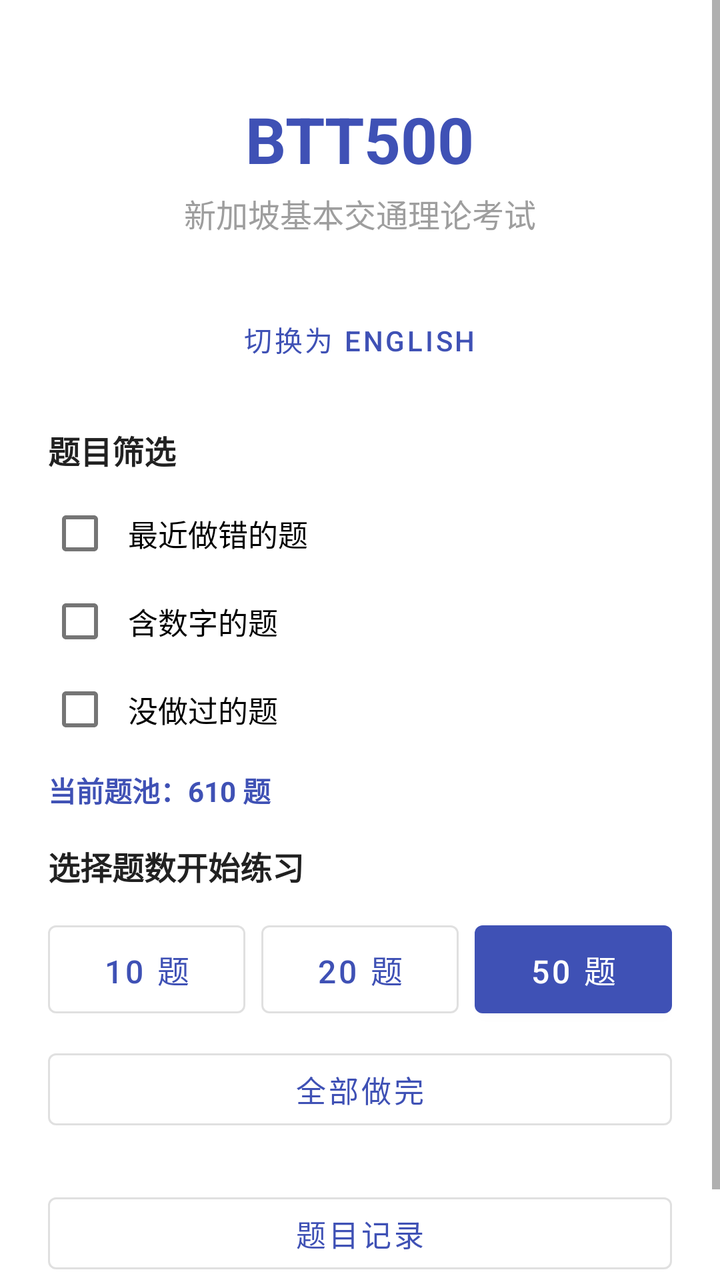
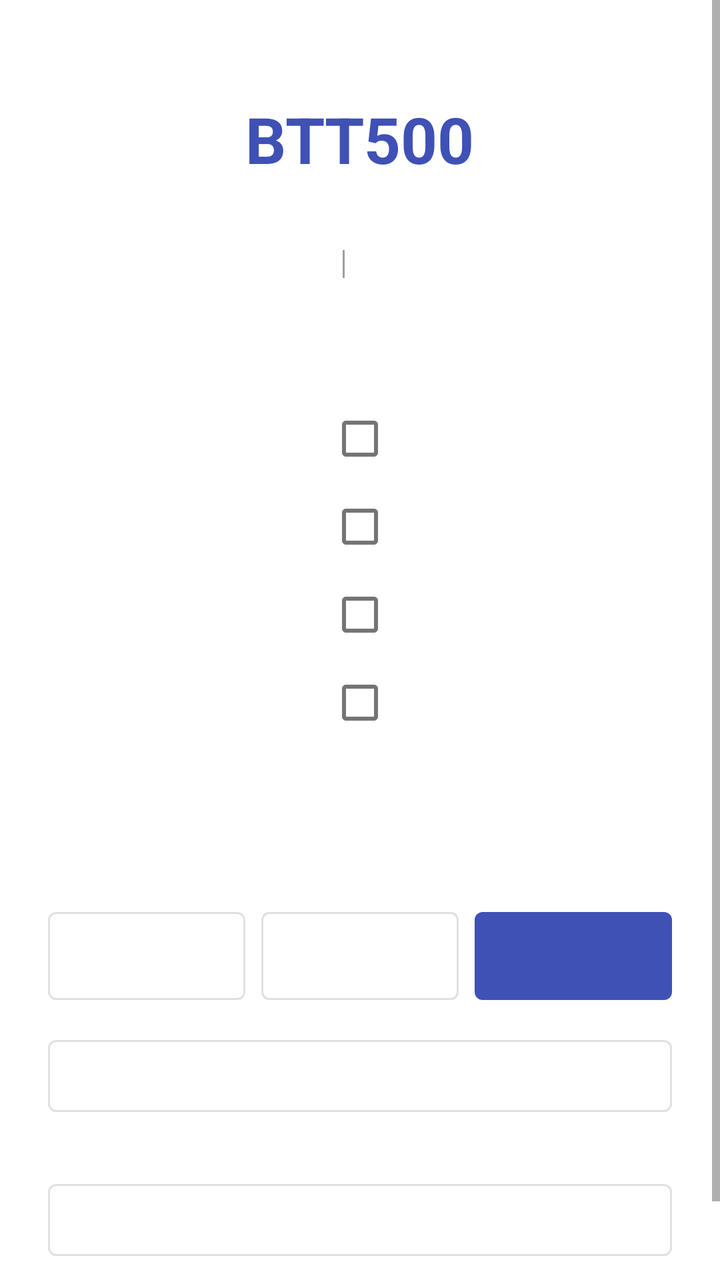

Two renders of the same Android screen: before a commit and after it. Below are the layout's source before the change and the commit's diff.
<!-- AndroidManifest.xml: application theme Theme.BTT500 -->
<!-- res/layout/activity_main.xml -->
<?xml version="1.0" encoding="utf-8"?>
<ScrollView xmlns:android="http://schemas.android.com/apk/res/android"
    android:layout_width="match_parent"
    android:layout_height="match_parent"
    android:background="@color/white"
    android:fillViewport="true">

    <LinearLayout
        android:layout_width="match_parent"
        android:layout_height="wrap_content"
        android:orientation="vertical"
        android:padding="24dp">

        
        <TextView
            android:layout_width="wrap_content"
            android:layout_height="wrap_content"
            android:text="@string/app_name"
            android:textSize="32sp"
            android:textStyle="bold"
            android:textColor="@color/primary"
            android:layout_gravity="center_horizontal"
            android:layout_marginTop="24dp" />

        <TextView
            android:layout_width="wrap_content"
            android:layout_height="wrap_content"
            android:text="新加坡基本交通理论考试"
            android:textSize="16sp"
            android:textColor="@color/medium_gray"
            android:layout_gravity="center_horizontal"
            android:layout_marginTop="4dp" />

        <TextView
            android:id="@+id/tvTotalQuestions"
            android:layout_width="wrap_content"
            android:layout_height="wrap_content"
            android:textSize="14sp"
            android:textColor="@color/medium_gray"
            android:layout_gravity="center_horizontal"
            android:layout_marginTop="4dp" />

        
        <com.google.android.material.button.MaterialButton
            android:id="@+id/btnLanguage"
            android:layout_width="wrap_content"
            android:layout_height="40dp"
            android:text="切换为 English"
            android:textSize="14sp"
            android:layout_gravity="center_horizontal"
            android:layout_marginTop="8dp"
            android:layout_marginBottom="24dp"
            style="@style/Widget.MaterialComponents.Button.TextButton" />

        
        <LinearLayout
            android:id="@+id/layoutResumeCard"
            android:layout_width="match_parent"
            android:layout_height="wrap_content"
            android:orientation="vertical"
            android:layout_marginBottom="16dp"
            android:visibility="gone" />

        
        <TextView
            android:layout_width="wrap_content"
            android:layout_height="wrap_content"
            android:text="题目筛选"
            android:textSize="16sp"
            android:textStyle="bold"
            android:textColor="@color/dark_text"
            android:layout_marginBottom="8dp" />

        <CheckBox
            android:id="@+id/cbRecentWrong"
            android:layout_width="match_parent"
            android:layout_height="wrap_content"
            android:text="最近做错的题"
            android:textSize="15sp"
            android:paddingStart="8dp"
            android:minHeight="44dp" />

        <CheckBox
            android:id="@+id/cbWithNumbers"
            android:layout_width="match_parent"
            android:layout_height="wrap_content"
            android:text="含数字的题"
            android:textSize="15sp"
            android:paddingStart="8dp"
            android:minHeight="44dp" />

        <CheckBox
            android:id="@+id/cbUnattempted"
            android:layout_width="match_parent"
            android:layout_height="wrap_content"
            android:text="没做过的题"
            android:textSize="15sp"
            android:paddingStart="8dp"
            android:minHeight="44dp" />

        
        <TextView
            android:id="@+id/tvFilteredCount"
            android:layout_width="match_parent"
            android:layout_height="wrap_content"
            android:text="当前题池：610 题"
            android:textSize="14sp"
            android:textColor="@color/primary"
            android:textStyle="bold"
            android:layout_marginTop="8dp"
            android:layout_marginBottom="16dp" />

        
        <TextView
            android:layout_width="wrap_content"
            android:layout_height="wrap_content"
            android:text="选择题数开始练习"
            android:textSize="16sp"
            android:textStyle="bold"
            android:textColor="@color/dark_text"
            android:layout_marginBottom="12dp" />

        <LinearLayout
            android:layout_width="match_parent"
            android:layout_height="wrap_content"
            android:orientation="horizontal"
            android:layout_marginBottom="8dp">

            <com.google.android.material.button.MaterialButton
                android:id="@+id/btnStart10"
                android:layout_width="0dp"
                android:layout_height="56dp"
                android:layout_weight="1"
                android:text="10 题"
                android:textSize="16sp"
                android:layout_marginEnd="8dp"
                style="@style/Widget.MaterialComponents.Button.OutlinedButton" />

            <com.google.android.material.button.MaterialButton
                android:id="@+id/btnStart20"
                android:layout_width="0dp"
                android:layout_height="56dp"
                android:layout_weight="1"
                android:text="20 题"
                android:textSize="16sp"
                android:layout_marginEnd="8dp"
                style="@style/Widget.MaterialComponents.Button.OutlinedButton" />

            <com.google.android.material.button.MaterialButton
                android:id="@+id/btnStart50"
                android:layout_width="0dp"
                android:layout_height="56dp"
                android:layout_weight="1"
                android:text="50 题"
                android:textSize="16sp" />
        </LinearLayout>

        <com.google.android.material.button.MaterialButton
            android:id="@+id/btnStartAll"
            android:layout_width="match_parent"
            android:layout_height="48dp"
            android:text="全部做完"
            android:textSize="15sp"
            style="@style/Widget.MaterialComponents.Button.OutlinedButton"
            android:layout_marginBottom="24dp" />

        
        <com.google.android.material.button.MaterialButton
            android:id="@+id/btnHistory"
            android:layout_width="match_parent"
            android:layout_height="48dp"
            android:text="@string/view_history"
            android:textSize="15sp"
            style="@style/Widget.MaterialComponents.Button.OutlinedButton"
            android:layout_marginBottom="24dp" />

        
        <LinearLayout
            android:id="@+id/layoutSessionHistory"
            android:layout_width="match_parent"
            android:layout_height="wrap_content"
            android:orientation="vertical"
            android:visibility="gone" />

    </LinearLayout>
</ScrollView>
<!-- resources referenced by this layout -->
<resources>
  <color name="dark_text">#212121</color>
  <color name="medium_gray">#9E9E9E</color>
  <color name="primary">#3F51B5</color>
  <color name="white">#FFFFFF</color>
  <string name="app_name">BTT500</string>
  <string name="view_history">题目记录</string>
  <style name="Theme.BTT500" parent="Theme.MaterialComponents.Light.NoActionBar">
          <item name="colorPrimary">@color/primary</item>
          <item name="colorPrimaryDark">@color/primary_dark</item>
          <item name="colorAccent">@color/accent</item>
      </style>
  <color name="primary_dark">#303F9F</color>
  <color name="accent">#FF4081</color>
</resources>

<!-- the commit's change to res/layout/activity_main.xml (unified diff, before → after) -->
@@ -13,6 +13,7 @@
 
         
         <TextView
+            android:id="@+id/tvTitle"
             android:layout_width="wrap_content"
             android:layout_height="wrap_content"
             android:text="@string/app_name"
@@ -22,35 +23,51 @@
             android:layout_gravity="center_horizontal"
             android:layout_marginTop="24dp" />
 
-        <TextView
-            android:layout_width="wrap_content"
-            android:layout_height="wrap_content"
-            android:text="新加坡基本交通理论考试"
+        
+        <TextView
+            android:id="@+id/tvSubtitle"
+            android:layout_width="wrap_content"
+            android:layout_height="wrap_content"
             android:textSize="16sp"
             android:textColor="@color/medium_gray"
             android:layout_gravity="center_horizontal"
             android:layout_marginTop="4dp" />
 
-        <TextView
-            android:id="@+id/tvTotalQuestions"
-            android:layout_width="wrap_content"
-            android:layout_height="wrap_content"
-            android:textSize="14sp"
-            android:textColor="@color/medium_gray"
-            android:layout_gravity="center_horizontal"
-            android:layout_marginTop="4dp" />
-
-        
-        <com.google.android.material.button.MaterialButton
-            android:id="@+id/btnLanguage"
-            android:layout_width="wrap_content"
-            android:layout_height="40dp"
-            android:text="切换为 English"
-            android:textSize="14sp"
-            android:layout_gravity="center_horizontal"
-            android:layout_marginTop="8dp"
-            android:layout_marginBottom="24dp"
-            style="@style/Widget.MaterialComponents.Button.TextButton" />
+        
+        <LinearLayout
+            android:layout_width="match_parent"
+            android:layout_height="wrap_content"
+            android:orientation="horizontal"
+            android:gravity="center"
+            android:layout_marginTop="4dp"
+            android:layout_marginBottom="24dp">
+
+            <TextView
+                android:id="@+id/tvTotalQuestions"
+                android:layout_width="wrap_content"
+                android:layout_height="wrap_content"
+                android:textSize="14sp"
+                android:textColor="@color/medium_gray" />
+
+            <View
+                android:layout_width="1dp"
+                android:layout_height="14dp"
+                android:background="@color/medium_gray"
+                android:layout_marginStart="12dp"
+                android:layout_marginEnd="12dp" />
+
+            <TextView
+                android:id="@+id/tvLangToggle"
+                android:layout_width="wrap_content"
+                android:layout_height="wrap_content"
+                android:textSize="14sp"
+                android:textColor="@color/primary"
+                android:textStyle="bold"
+                android:paddingStart="8dp"
+                android:paddingEnd="8dp"
+                android:paddingTop="2dp"
+                android:paddingBottom="2dp" />
+        </LinearLayout>
 
         
         <LinearLayout
@@ -63,19 +80,26 @@
 
         
         <TextView
-            android:layout_width="wrap_content"
-            android:layout_height="wrap_content"
-            android:text="题目筛选"
+            android:id="@+id/tvFilterTitle"
+            android:layout_width="wrap_content"
+            android:layout_height="wrap_content"
             android:textSize="16sp"
             android:textStyle="bold"
             android:textColor="@color/dark_text"
             android:layout_marginBottom="8dp" />
 
         <CheckBox
-            android:id="@+id/cbRecentWrong"
-            android:layout_width="match_parent"
-            android:layout_height="wrap_content"
-            android:text="最近做错的题"
+            android:id="@+id/cbLastOneWrong"
+            android:layout_width="match_parent"
+            android:layout_height="wrap_content"
+            android:textSize="15sp"
+            android:paddingStart="8dp"
+            android:minHeight="44dp" />
+
+        <CheckBox
+            android:id="@+id/cbLastTwoWrong"
+            android:layout_width="match_parent"
+            android:layout_height="wrap_content"
             android:textSize="15sp"
             android:paddingStart="8dp"
             android:minHeight="44dp" />
@@ -84,7 +108,6 @@
             android:id="@+id/cbWithNumbers"
             android:layout_width="match_parent"
             android:layout_height="wrap_content"
-            android:text="含数字的题"
             android:textSize="15sp"
             android:paddingStart="8dp"
             android:minHeight="44dp" />
@@ -93,7 +116,6 @@
             android:id="@+id/cbUnattempted"
             android:layout_width="match_parent"
             android:layout_height="wrap_content"
-            android:text="没做过的题"
             android:textSize="15sp"
             android:paddingStart="8dp"
             android:minHeight="44dp" />
@@ -103,7 +125,6 @@
             android:id="@+id/tvFilteredCount"
             android:layout_width="match_parent"
             android:layout_height="wrap_content"
-            android:text="当前题池：610 题"
             android:textSize="14sp"
             android:textColor="@color/primary"
             android:textStyle="bold"
@@ -112,9 +133,9 @@
 
         
         <TextView
-            android:layout_width="wrap_content"
-            android:layout_height="wrap_content"
-            android:text="选择题数开始练习"
+            android:id="@+id/tvStartTitle"
+            android:layout_width="wrap_content"
+            android:layout_height="wrap_content"
             android:textSize="16sp"
             android:textStyle="bold"
             android:textColor="@color/dark_text"
@@ -131,7 +152,6 @@
                 android:layout_width="0dp"
                 android:layout_height="56dp"
                 android:layout_weight="1"
-                android:text="10 题"
                 android:textSize="16sp"
                 android:layout_marginEnd="8dp"
                 style="@style/Widget.MaterialComponents.Button.OutlinedButton" />
@@ -141,7 +161,6 @@
                 android:layout_width="0dp"
                 android:layout_height="56dp"
                 android:layout_weight="1"
-                android:text="20 题"
                 android:textSize="16sp"
                 android:layout_marginEnd="8dp"
                 style="@style/Widget.MaterialComponents.Button.OutlinedButton" />
@@ -151,7 +170,6 @@
                 android:layout_width="0dp"
                 android:layout_height="56dp"
                 android:layout_weight="1"
-                android:text="50 题"
                 android:textSize="16sp" />
         </LinearLayout>
 
@@ -159,7 +177,6 @@
             android:id="@+id/btnStartAll"
             android:layout_width="match_parent"
             android:layout_height="48dp"
-            android:text="全部做完"
             android:textSize="15sp"
             style="@style/Widget.MaterialComponents.Button.OutlinedButton"
             android:layout_marginBottom="24dp" />
@@ -169,12 +186,22 @@
             android:id="@+id/btnHistory"
             android:layout_width="match_parent"
             android:layout_height="48dp"
-            android:text="@string/view_history"
             android:textSize="15sp"
             style="@style/Widget.MaterialComponents.Button.OutlinedButton"
             android:layout_marginBottom="24dp" />
 
         
+        <TextView
+            android:id="@+id/tvSessionHistoryTitle"
+            android:layout_width="wrap_content"
+            android:layout_height="wrap_content"
+            android:textSize="16sp"
+            android:textStyle="bold"
+            android:textColor="@color/dark_text"
+            android:layout_marginBottom="8dp"
+            android:visibility="gone" />
+
+        
         <LinearLayout
             android:id="@+id/layoutSessionHistory"
             android:layout_width="match_parent"
<!-- resource entries referenced after the edit -->
@@ -5,7 +5,6 @@
   <color name="primary">#3F51B5</color>
   <color name="white">#FFFFFF</color>
   <string name="app_name">BTT500</string>
-  <string name="view_history">题目记录</string>
   <style name="Theme.BTT500" parent="Theme.MaterialComponents.Light.NoActionBar">
           <item name="colorPrimary">@color/primary</item>
           <item name="colorPrimaryDark">@color/primary_dark</item>
